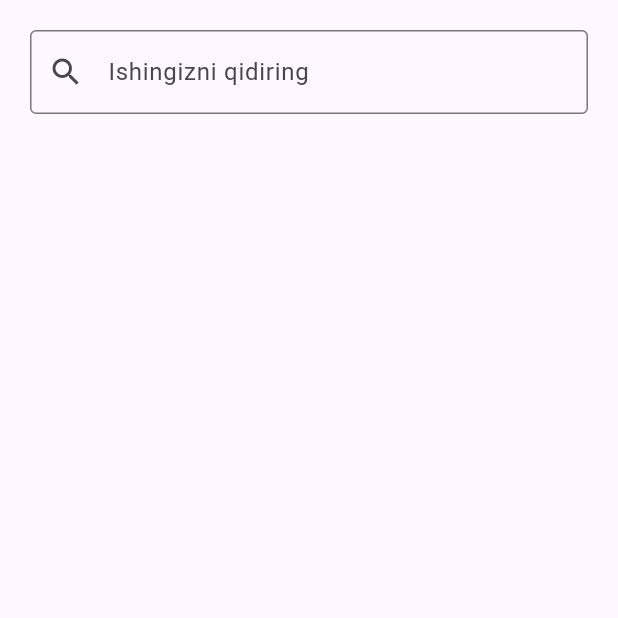
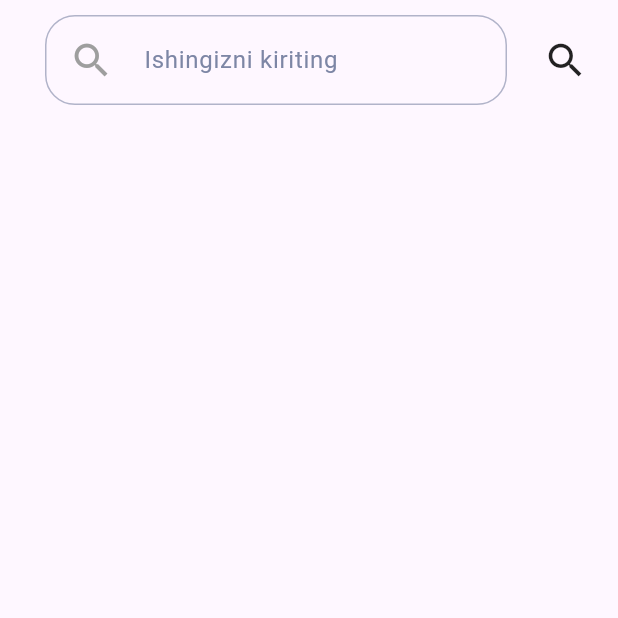
Before and after one commit to Inoyatovlee/ishchi_app, a Flutter app: the screen it shows after launch, on a phone screen of 412 x 824 dp, the top half of it. Run offline on Flutter 3.47's test engine with Material 3 defaults, Android fonts, the phone set to English and light mode, and no system bars; our stand-ins replace flutter_svg, get.

Commit message:
TextFormField

```diff
--- /dev/null
+++ b/lib/components/input.dart
@@ -0,0 +1,73 @@
+import 'package:ishci_app/config/imports.dart';
+
+// ignore: must_be_immutable
+class Input extends StatelessWidget {
+  String? hindText;
+  String? label;
+
+  bool? denger;
+  String? demgerText;
+  TextEditingController? controller;
+  Function? changed;
+
+  Input({
+    super.key,
+    this.hindText,
+    this.controller,
+    this.changed,
+    this.label,
+    this.denger = false,
+    this.demgerText = "Error text",
+  });
+
+  @override
+  Widget build(BuildContext context) {
+    return Column(
+      crossAxisAlignment: CrossAxisAlignment.start,
+      children: [
+        Row(
+          children: [
+            Expanded(
+              child: Container(
+                padding: const EdgeInsets.symmetric(horizontal: 10),
+                height: 60,
+                alignment: Alignment.center,
+                child: TextFormField(
+                  cursorColor: AppColor.green,
+                  controller: controller,
+                  onChanged: (value) {},
+                  decoration: InputDecoration(
+                      prefixIcon: const Padding(
+                        padding: EdgeInsets.symmetric(horizontal: 16),
+                        child: Icon(
+                          Icons.search_outlined,
+                          color: Colors.grey,
+                          size: 30,
+                        ),
+                      ),
+                      hintText: hindText,
+                      hintStyle: TextStyle(color: AppColor.grey2),
+                      border: OutlineInputBorder(
+                          borderRadius: BorderRadius.circular(20)),
+                      contentPadding: const EdgeInsets.symmetric(
+                          horizontal: 25, vertical: 18),
+                      enabledBorder: OutlineInputBorder(
+                          borderSide: BorderSide(
+                              color: AppColor.grey2.withOpacity(0.6)),
+                          borderRadius: BorderRadius.circular(20)),
+                      focusedBorder: OutlineInputBorder(
+                          borderSide:
+                              BorderSide(color: AppColor.green2, width: 2),
+                          borderRadius:
+                              const BorderRadius.all(Radius.circular(16)))),
+                ),
+              ),
+            ),
+            const SizedBox(width: 14),
+            const Icon(Icons.search, size: 30)
+          ],
+        ),
+      ],
+    );
+  }
+}
--- /dev/null
+++ b/lib/config/colors.dart
@@ -0,0 +1,10 @@
+import 'package:ishci_app/config/imports.dart';
+
+class AppColor {
+  static Color green = HexColor.fromHex("#13B48B");
+  static Color green2 = HexColor.fromHex("#36DEB3");
+  static Color grey = HexColor.fromHex("#264653");
+  static Color grey2 = HexColor.fromHex("#7D86A5");
+  static Color oq = HexColor.fromHex("#FAFBFC");
+  static Color olov = HexColor.fromHex("#FFA34E");
+}
--- /dev/null
+++ b/lib/config/helpers.dart
@@ -0,0 +1,10 @@
+import 'dart:ui';
+
+extension HexColor on Color {
+  static Color fromHex(String hexString) {
+    final buffer = StringBuffer();
+    if (hexString.length == 6 || hexString.length == 7) buffer.write('ff');
+    buffer.write(hexString.replaceFirst('#', ''));
+    return Color(int.parse(buffer.toString(), radix: 16));
+  }
+}
--- a/lib/main.dart
+++ b/lib/main.dart
@@ -1,5 +1,4 @@
-import 'package:flutter/material.dart';
-import 'package:ishci_app/pages/BoshSahifa.dart';
+import 'package:ishci_app/config/imports.dart';
 
 void main() {
   runApp(const MyApp());
@@ -11,7 +10,7 @@ class MyApp extends StatelessWidget {
   // This widget is the root of your application.
   @override
   Widget build(BuildContext context) {
-    return MaterialApp(
+    return GetMaterialApp(
         title: 'Flutter Demo',
         theme: ThemeData(
           colorScheme: ColorScheme.fromSeed(seedColor: Colors.deepPurple),
--- a/lib/pages/BoshSahifa.dart
+++ b/lib/pages/BoshSahifa.dart
@@ -1,4 +1,5 @@
-import 'package:flutter/material.dart';
+import 'package:ishci_app/config/images.dart';
+import 'package:ishci_app/config/imports.dart';
 
 class BoshSahifa extends StatefulWidget {
   const BoshSahifa({super.key});
@@ -13,15 +14,18 @@ class _BoshSahifaState extends State<BoshSahifa> {
     return Scaffold(
       body: Column(
         children: [
-          Container(
-            padding: EdgeInsets.all(20),
-            child: TextField(
-              obscureText: false,
-              decoration: InputDecoration(
-                  prefixIcon: Icon(Icons.search),
-                  border: OutlineInputBorder(),
-                  hintText: "Ishingizni qidiring"),
-            ),
+          Column(
+            children: [
+              Container(
+                padding:
+                    const EdgeInsets.symmetric(horizontal: 20, vertical: 10),
+                child: Input(hindText: "Ishingizni kiriting"),
+              ),
+              SizedBox(height: 40),
+              Container(
+                decoration: BoxDecoration(),
+              ),
+            ],
           )
         ],
       ),
```
Also changed, not shown: lib/config/icons.dart (added, +19 -0 lines), lib/config/images.dart (added, +23 -0 lines), lib/config/imports.dart (added, +8 -0 lines), pubspec.yaml (+9 -3 lines), assets/icons/search.svg (added), pubspec.lock, 1 other file.
